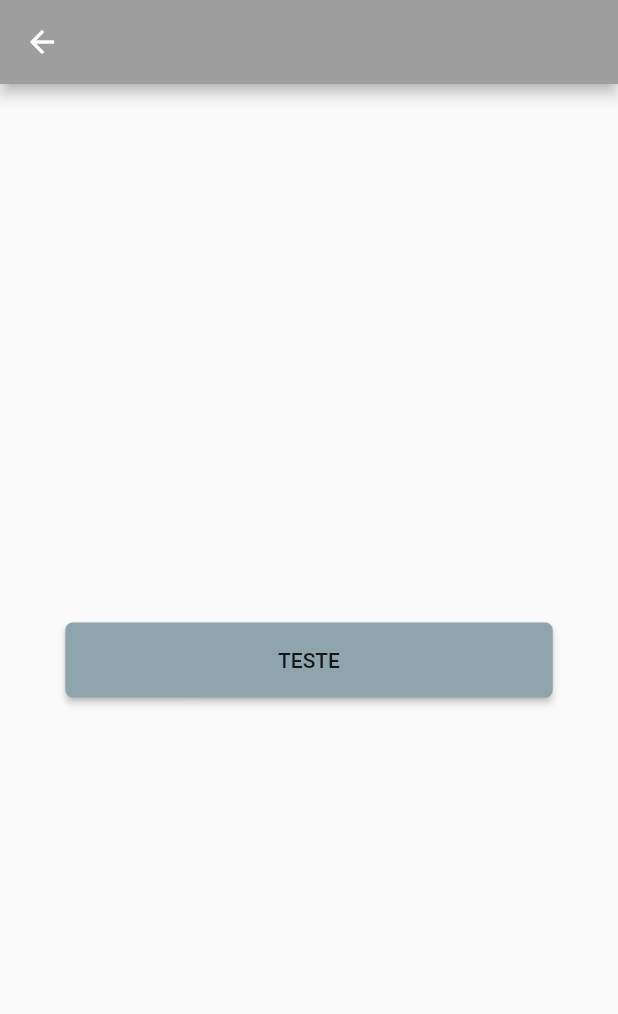
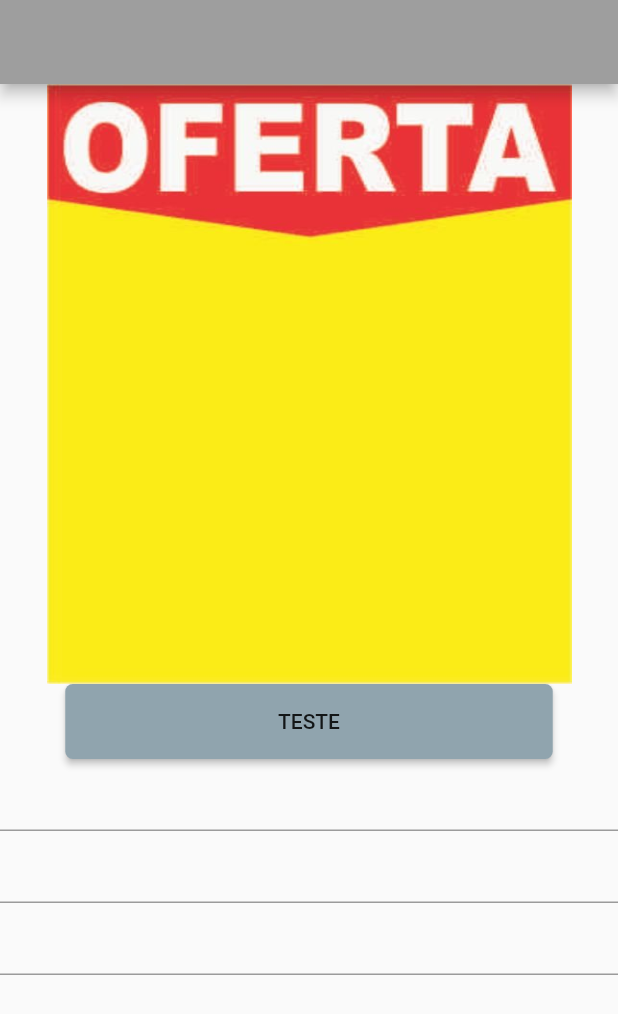
Before and after one commit to matheusplannerer/ofertas, a Flutter app: the Teste screen opened directly, on a phone screen of 412 x 824 dp. Shown: the top 1014 px of the screen. Run offline on Flutter 3.47's test engine with Material 2 defaults, Android fonts, the phone set to English and light mode, and no system bars; our stand-ins replace cloud_firestore, datetime_picker_formfield, firebase_auth, firebase_storage, image_picker; missing offline and left inert: load; accounts and stored records are empty.

```diff
--- a/lib/main.dart
+++ b/lib/main.dart
@@ -39,7 +39,7 @@ class MyApp extends StatelessWidget {
             height: 50.0,
             buttonColor: Colors.blueGrey[300]),
       ),
-      home: DadosCartaz(),
+      home: Teste(),
       // home: LoginPage(),
     );
   }
--- a/lib/teste.dart
+++ b/lib/teste.dart
@@ -4,24 +4,98 @@ import 'package:firebase_auth/firebase_auth.dart';
 import 'package:cloud_firestore/cloud_firestore.dart';
 import 'package:ofertas/controller/services.dart';
 
-class Teste extends StatelessWidget {
+class Teste extends StatefulWidget {
+  @override
+  State<StatefulWidget> createState() {
+    // TODO: implement createState
+    return _TesteState();
+  }
+}
 
+class _TesteState extends State<Teste> {
   Services services = Services();
 
   String email;
+
+  TextEditingController field1 = TextEditingController();
+  TextEditingController field2 = TextEditingController();
+  TextEditingController field3 = TextEditingController();
 
   @override
   Widget build(BuildContext context) {
     // TODO: implement build
     return Scaffold(
       appBar: AppBar(),
-      body: Center(
-        child: RaisedButton(
-          child: Text("TESTE"),
-          onPressed: () async {
-
-          },
-        ),
+      body: ListView(
+        children: [
+          RepaintBoundary(
+            child: Stack(
+              alignment: Alignment.center,
+              children: <Widget>[
+                Container(
+                  height: 400,
+                  width: 350,
+                  child: Image.asset(
+                    "assets/cartaz.jpg",
+                    fit: BoxFit.fill,
+                  ),
+                ),
+                Positioned(
+                  // top: 150,
+                  // right: 50,
+                  child: Text(
+                    field1.text,
+                    style: TextStyle(
+                      color: Colors.black,
+                      fontWeight: FontWeight.bold,
+                      fontSize: 25,
+                    ),
+                  ),
+                ),
+                Positioned(
+                  bottom: 170,
+                  right: 160,
+                  child: Text(
+                    field2.text,
+                    style: TextStyle(
+                      color: Colors.black,
+                      fontWeight: FontWeight.bold,
+                      fontSize: 15,
+                    ),
+                  ),
+                ),
+                Positioned(
+                  // top: 150,
+                  // right: 50,
+                  bottom: 100,
+                  child: Text(
+                    field3.text,
+                    style: TextStyle(
+                      color: Colors.black,
+                      fontWeight: FontWeight.bold,
+                      fontSize: 25,
+                    ),
+                  ),
+                ),
+              ],
+            ),
+          ),
+          Center(
+            child: RaisedButton(
+              child: Text("TESTE"),
+              onPressed: () async {},
+            ),
+          ),
+          TextFormField(
+            controller: field1,
+          ),
+          TextFormField(
+            controller: field2,
+          ),
+          TextFormField(
+            controller: field3,
+          ),
+        ],
       ),
     );
   }
--- a/pubspec.yaml
+++ b/pubspec.yaml
@@ -59,6 +59,7 @@ flutter:
     - assets/tres.jpg
     - assets/logo2.jpg
     - assets/mogi.jpg
+    - assets/cartaz.jpg
 
   # To add assets to your application, add an assets section, like this:
   # assets:
```
Also changed, not shown: assets/cartaz.jpg (added), pubspec.lock.
